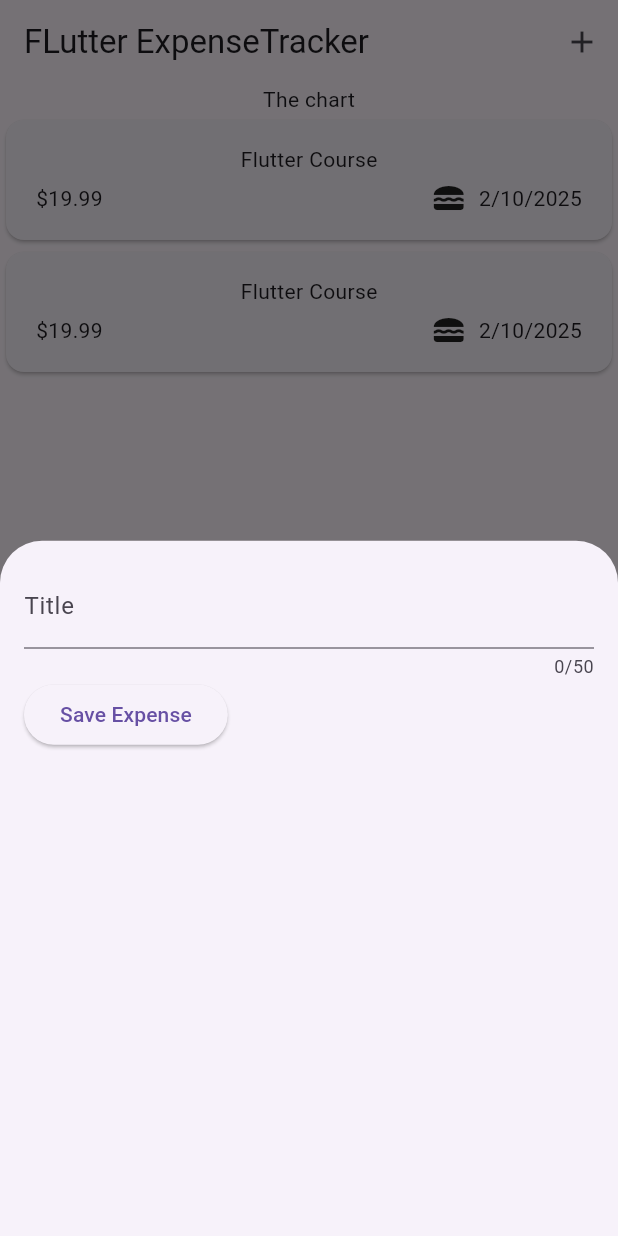
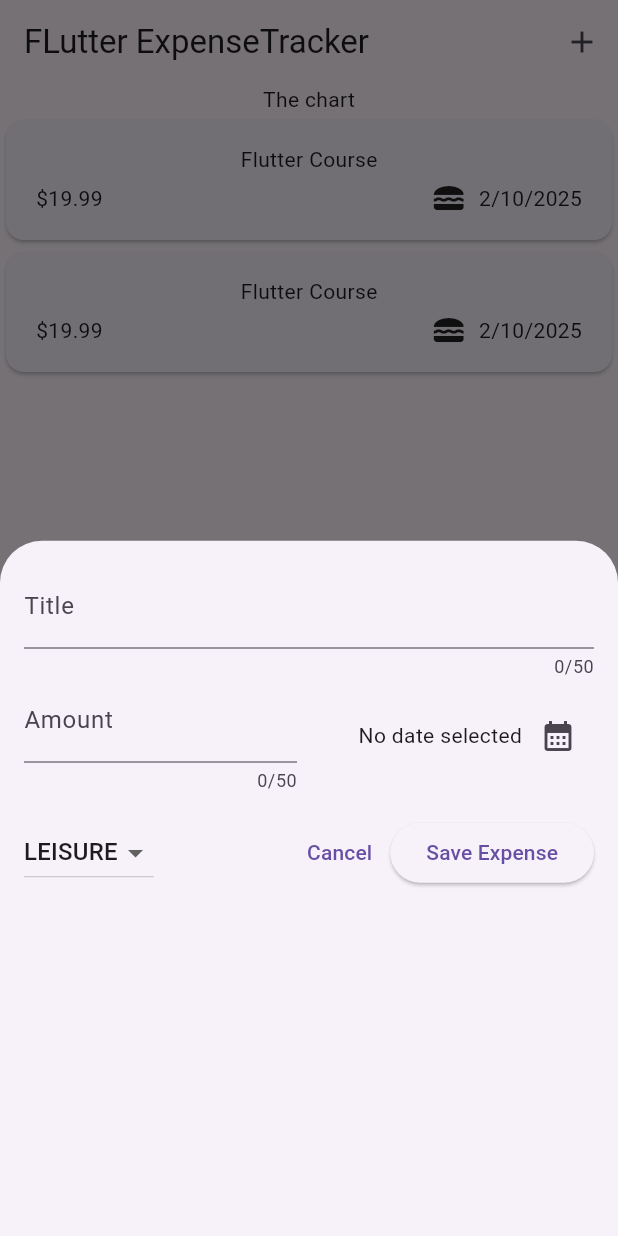
Before and after one commit to VuMinhHien1234/study_flutter, a Flutter app: the screen it shows after launch, after a tap on the "add" icon, on a phone screen of 412 x 824 dp. Run offline on Flutter 3.47's test engine with Material 3 defaults, Android fonts, the phone set to English and light mode, and no system bars.

```diff
--- a/EXPENSE_TRACKER/lib/widgets/expenses.dart
+++ b/EXPENSE_TRACKER/lib/widgets/expenses.dart
@@ -31,8 +31,14 @@ class _ExpensesState extends State<Expenses> {
   void _openAddExpenseOverlay() {
     showModalBottomSheet(
       context: context,
-      builder: (ctx) => const NewExpense(),
+      builder: (ctx) => NewExpense(onAddExpense: _addExpense),
     );
+  }
+
+  void _addExpense(Expense expense) {
+    setState(() {
+      _registeredExpenses.add(expense);
+    });
   }
 
   @override
--- a/EXPENSE_TRACKER/lib/widgets/new_expense.dart
+++ b/EXPENSE_TRACKER/lib/widgets/new_expense.dart
@@ -1,7 +1,10 @@
 import 'package:flutter/material.dart';
+import 'package:expense_tracker/models/expense.dart';
 
 class NewExpense extends StatefulWidget {
-  const NewExpense({super.key});
+  const NewExpense({super.key, required this.onAddExpense});
+
+  final void Function(Expense expense) onAddExpense;
   @override
   State<NewExpense> createState() {
     // TODO: implement createState
@@ -11,10 +14,65 @@ class NewExpense extends StatefulWidget {
 
 class _NewExpenseState extends State<NewExpense> {
   final _titleController = TextEditingController();
+  final _amountController = TextEditingController();
+  DateTime? _selectedDate;
+  Category _selectedCategory = Category.leisure;
+  void _presentDatePicker() async {
+    final now = DateTime.now();
+    final firstDate = DateTime(now.year - 1, now.month, now.day);
+    final lastDate = now;
+    final pickedDate = await showDatePicker(
+      context: context,
+      initialDate: now,
+      firstDate: firstDate,
+      lastDate: lastDate,
+    );
+    setState(() {
+      _selectedDate = pickedDate;
+    });
+  }
+
+  void _submitExpenseData() {
+    final enteredAmount = double.tryParse(_amountController.text);
+    final amountIsInvalid = enteredAmount == null || enteredAmount <= 0;
+    // neu  enteredAmount == null || enteredAmount <=0 thi amountIsInvalid tra ve true va nguoc lai.
+
+    if (_titleController.text.trim().isEmpty ||
+        amountIsInvalid ||
+        _selectedDate == null) {
+      // show error message
+
+      showDialog(
+        context: context,
+        builder: (ctx) => AlertDialog(
+          title: Text('Invalid input'),
+          content: const Text('Please make sure a valid was entered...'),
+          actions: [
+            TextButton(
+              onPressed: () {
+                Navigator.pop(ctx);
+              },
+              child: Text('Okay'),
+            ),
+          ],
+        ),
+      );
+      return;
+    }
+    widget.onAddExpense(
+      Expense(
+        title: _titleController.text,
+        amount: enteredAmount,
+        date: _selectedDate!,
+        category: _selectedCategory,
+      ),
+    );
+  }
 
   @override
   void dispose() {
     _titleController.dispose();
+    _amountController.dispose();
     super.dispose();
   }
 
@@ -32,10 +90,75 @@ class _NewExpenseState extends State<NewExpense> {
           ),
           Row(
             children: [
+              Expanded(
+                child: TextField(
+                  controller: _amountController,
+                  maxLength: 50,
+                  decoration: const InputDecoration(
+                    prefixText: '\$ ',
+                    label: Text('Amount'),
+                  ),
+                ),
+              ),
+              const SizedBox(
+                width: 16,
+              ),
+              Expanded(
+                child: Row(
+                  mainAxisAlignment: MainAxisAlignment.end,
+                  crossAxisAlignment: CrossAxisAlignment.center,
+                  children: [
+                    Text(
+                      _selectedDate == null
+                          ? 'No date selected'
+                          : formatter.format(_selectedDate!),
+                    ),
+                    // ! de dam bao _selectedDate khong phai null.
+                    IconButton(
+                      onPressed: _presentDatePicker,
+                      icon: Icon(
+                        Icons.calendar_month,
+                      ),
+                    ),
+                  ],
+                ),
+              ),
+            ],
+          ),
+          const SizedBox(
+            height: 16,
+          ),
+          Row(
+            children: [
+              DropdownButton(
+                  value: _selectedCategory,
+                  items: Category.values
+                      .map(
+                        (category) => DropdownMenuItem(
+                          value: category,
+                          child: Text(
+                            category.name.toUpperCase(),
+                          ),
+                        ),
+                      )
+                      .toList(),
+                  onChanged: (value) {
+                    if (value == null) {
+                      return;
+                    }
+                    setState(() {
+                      _selectedCategory = value;
+                    });
+                  }),
+              const Spacer(),
+              TextButton(
+                onPressed: () {
+                  Navigator.pop(context);
+                },
+                child: const Text('Cancel'),
+              ),
               ElevatedButton(
-                  onPressed: () {
-                    print(_titleController.text);
-                  },
+                  onPressed: _submitExpenseData,
                   child: const Text('Save Expense'))
             ],
           ),
```
